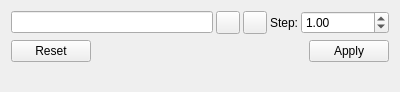
tiagocoutinho/qredis, file qredis/ui/SimpleEditor.ui: the form before one commit.
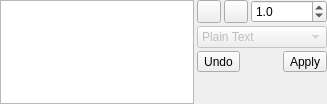
The form after the commit. Icons and pictures are not drawn.

What changed in the file:
```diff
--- a/qredis/ui/SimpleEditor.ui
+++ b/qredis/ui/SimpleEditor.ui
@@ -6,82 +6,166 @@
    <rect>
     <x>0</x>
     <y>0</y>
-    <width>400</width>
-    <height>92</height>
+    <width>327</width>
+    <height>104</height>
    </rect>
   </property>
   <property name="windowTitle">
    <string>Simple Editor</string>
   </property>
-  <layout class="QVBoxLayout" name="verticalLayout">
+  <layout class="QHBoxLayout" name="horizontalLayout" stretch="1,0">
+   <property name="spacing">
+    <number>3</number>
+   </property>
+   <property name="margin">
+    <number>0</number>
+   </property>
    <item>
-    <layout class="QHBoxLayout" name="horizontalLayout">
+    <widget class="QPlainTextEdit" name="key_value"/>
+   </item>
+   <item>
+    <layout class="QGridLayout" name="gridLayout_3">
      <property name="spacing">
       <number>3</number>
      </property>
-     <item>
-      <widget class="QLineEdit" name="key_value"/>
+     <item row="3" column="0" colspan="3">
+      <spacer name="verticalSpacer">
+       <property name="orientation">
+        <enum>Qt::Vertical</enum>
+       </property>
+       <property name="sizeHint" stdset="0">
+        <size>
+         <width>20</width>
+         <height>40</height>
+        </size>
+       </property>
+      </spacer>
      </item>
-     <item>
+     <item row="0" column="1">
       <widget class="QToolButton" name="incr_button">
        <property name="icon">
         <iconset theme="go-up">
          <normaloff/>
         </iconset>
        </property>
+       <property name="iconSize">
+        <size>
+         <width>16</width>
+         <height>16</height>
+        </size>
+       </property>
       </widget>
      </item>
-     <item>
+     <item row="0" column="0">
       <widget class="QToolButton" name="decr_button">
        <property name="icon">
         <iconset theme="go-down">
          <normaloff/>
         </iconset>
        </property>
+       <property name="iconSize">
+        <size>
+         <width>16</width>
+         <height>16</height>
+        </size>
+       </property>
       </widget>
      </item>
-     <item>
-      <widget class="QLabel" name="step_label">
-       <property name="text">
-        <string>Step:</string>
+     <item row="2" column="0" colspan="3">
+      <layout class="QHBoxLayout" name="horizontalLayout_4">
+       <property name="spacing">
+        <number>3</number>
        </property>
-      </widget>
+       <item>
+        <widget class="QToolButton" name="revert_button">
+         <property name="toolTip">
+          <string>Revert</string>
+         </property>
+         <property name="text">
+          <string>Undo</string>
+         </property>
+         <property name="icon">
+          <iconset theme="document-revert">
+           <normaloff/>
+          </iconset>
+         </property>
+        </widget>
+       </item>
+       <item>
+        <spacer name="horizontalSpacer_3">
+         <property name="orientation">
+          <enum>Qt::Horizontal</enum>
+         </property>
+         <property name="sizeHint" stdset="0">
+          <size>
+           <width>40</width>
+           <height>20</height>
+          </size>
+         </property>
+        </spacer>
+       </item>
+       <item>
+        <widget class="QToolButton" name="apply_button">
+         <property name="toolTip">
+          <string>Apply</string>
+         </property>
+         <property name="text">
+          <string>Apply</string>
+         </property>
+         <property name="icon">
+          <iconset theme="document-save">
+           <normaloff>../../</normaloff>../../</iconset>
+         </property>
+        </widget>
+       </item>
+      </layout>
      </item>
-     <item>
+     <item row="0" column="2">
       <widget class="QDoubleSpinBox" name="step_value">
+       <property name="toolTip">
+        <string>Step size</string>
+       </property>
+       <property name="decimals">
+        <number>1</number>
+       </property>
        <property name="minimum">
-        <double>-999999999.000000000000000</double>
+        <double>-100.000000000000000</double>
        </property>
        <property name="maximum">
-        <double>999999999.000000000000000</double>
+        <double>100.000000000000000</double>
        </property>
        <property name="value">
         <double>1.000000000000000</double>
        </property>
       </widget>
      </item>
+     <item row="1" column="0" colspan="3">
+      <widget class="QComboBox" name="codec">
+       <property name="enabled">
+        <bool>false</bool>
+       </property>
+       <property name="toolTip">
+        <string>Not implemented yet!</string>
+       </property>
+       <item>
+        <property name="text">
+         <string>Plain Text</string>
+        </property>
+       </item>
+       <item>
+        <property name="text">
+         <string>JSON</string>
+        </property>
+       </item>
+       <item>
+        <property name="text">
+         <string>Pickle</string>
+        </property>
+       </item>
+      </widget>
+     </item>
     </layout>
    </item>
-   <item>
-    <widget class="QDialogButtonBox" name="button_box">
-     <property name="standardButtons">
-      <set>QDialogButtonBox::Apply|QDialogButtonBox::Reset</set>
-     </property>
-    </widget>
-   </item>
-   <item>
-    <spacer name="verticalSpacer">
-     <property name="orientation">
-      <enum>Qt::Vertical</enum>
-     </property>
-     <property name="sizeHint" stdset="0">
-      <size>
-       <width>20</width>
-       <height>40</height>
-      </size>
-     </property>
-    </spacer>
-   </item>
   </layout>
  </widget>
  <resources/>
```
